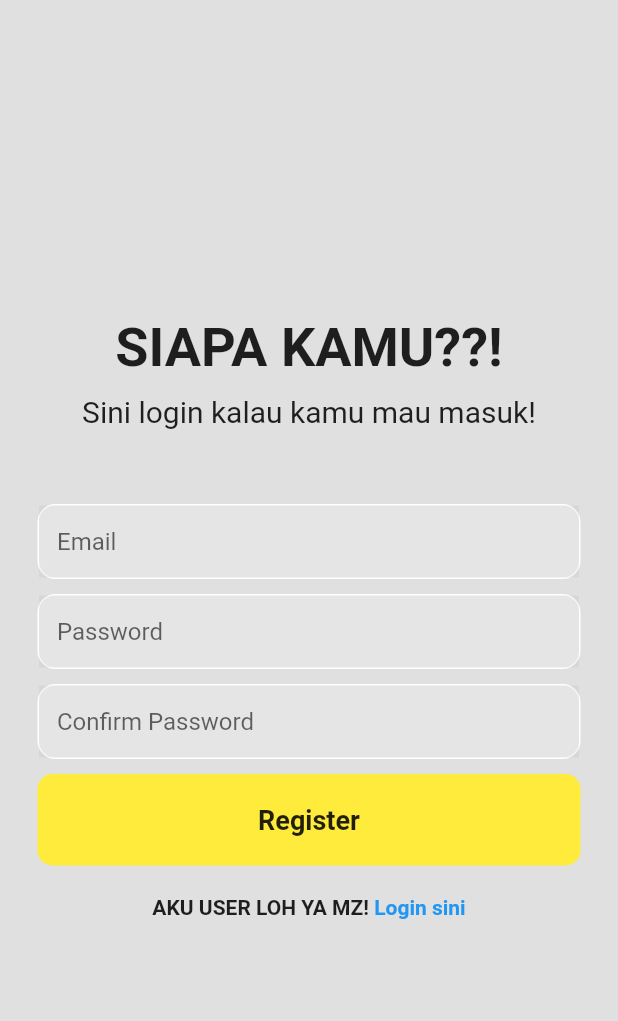
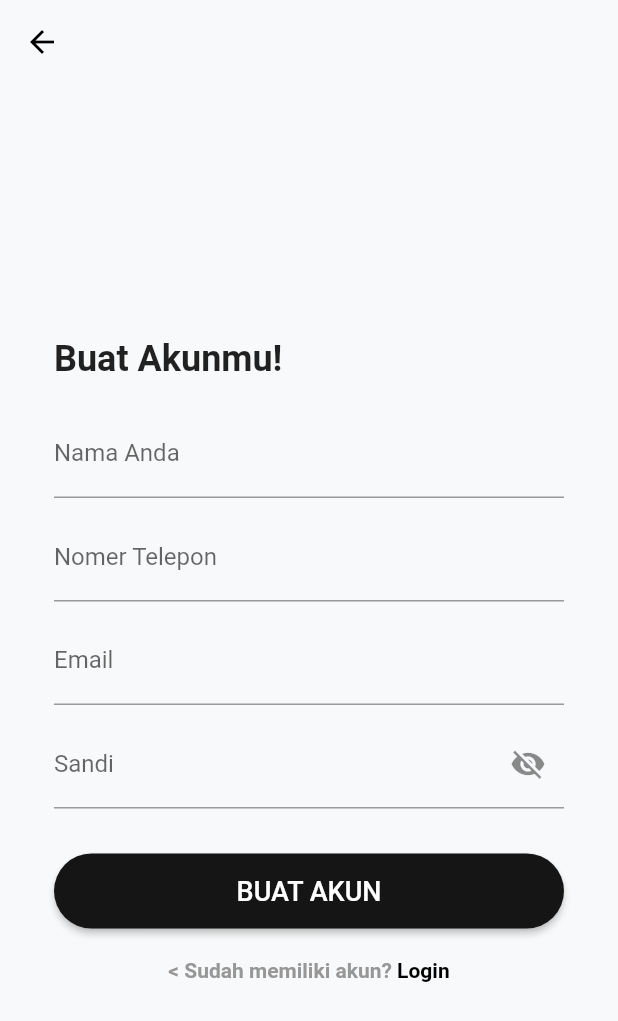
Before and after one commit to Ongghuen/suki-mobile, a Flutter app: the RegisterPage screen opened directly, on a phone screen of 412 x 824 dp. Shown: the top 1021 px of the screen. Run offline on Flutter 3.47's test engine with Material 2 defaults, Android fonts, the phone set to English and light mode, and no system bars; our stand-ins replace hive, hive_flutter; accounts and stored records are empty.

Commit message:
feat(login&register): update login (#1) and register (#4) ui

```diff
--- a/lib/pages/screens/register_page.dart
+++ b/lib/pages/screens/register_page.dart
@@ -9,26 +9,34 @@ class RegisterPage extends StatefulWidget {
 
 class _RegisterPageState extends State<RegisterPage> {
   // controllers
+  final _usernameController = TextEditingController();
+  final _noTelpController = TextEditingController();
   final _emailController = TextEditingController();
   final _passController = TextEditingController();
-  final _confirmPassController = TextEditingController();
+  bool _hidePass = true;
 
   @override
   void dispose() {
     // TODO: implement dispose
+    _usernameController.dispose();
+    _noTelpController.dispose();
     _emailController.dispose();
     _passController.dispose();
-    _confirmPassController.dispose();
     super.dispose();
   }
 
   @override
   Widget build(BuildContext context) {
     return Scaffold(
-      backgroundColor: Colors.grey[300],
+        appBar: AppBar(leading: IconButton(icon: const Icon(Icons.arrow_back), color:
+            Colors.black, onPressed: () => Navigator.pop(context),), backgroundColor:
+          const Color(0xFFF8F9FA),elevation: 0),
+      backgroundColor: const Color(0xFFF8F9FA),
       body: SafeArea(
         child: Center(
           child: SingleChildScrollView(
+            child: Padding(
+              padding: const EdgeInsets.symmetric(horizontal: 36.0),
               child: Column(
                 mainAxisAlignment: MainAxisAlignment.center,
                 children: [
@@ -37,46 +45,28 @@ class _RegisterPageState extends State<RegisterPage> {
                   //   size: 100,
                   // ),
                   // text di atas
-                const Text(
-                  "SIAPA KAMU??!",
-                  style: TextStyle(fontWeight: FontWeight.bold, fontSize: 36),
+                  Row(
+                    mainAxisAlignment: MainAxisAlignment.start,
+                    children: const [
+                      Text(
+                        "Buat Akunmu!",
+                        style: TextStyle(
+                            fontWeight: FontWeight.bold, fontSize: 24),
+                      ),
+                    ],
                   ),
 
                   // sized box cuma buat margin, idk any alternatives
                   const SizedBox(
-                  height: 10,
-                ),
-                const Padding(
-                  padding: EdgeInsets.symmetric(horizontal: 25),
-                  child: Text(
-                    "Sini login kalau kamu mau masuk!",
-                    style: TextStyle(
-                      fontSize: 20,
-                    ),
-                    textAlign: TextAlign.center,
-                  ),
-                ),
-
-                //
-                const SizedBox(
-                  height: 50,
+                    height: 20,
                   ),
 
                   // ini input text atau form
-                Padding(
-                  padding: const EdgeInsets.symmetric(horizontal: 25),
-                  child: Container(
-                    decoration: BoxDecoration(
-                        color: Colors.grey[200],
-                        border: Border.all(color: Colors.white),
-                        borderRadius: BorderRadius.circular(12)),
-                    child: TextField(
-                      controller: _emailController,
+                  TextField(
+                    controller: _usernameController,
                     decoration: const InputDecoration(
-                          border: InputBorder.none,
-                          hintText: 'Email',
-                          filled: true),
-                    ),
+                      border: UnderlineInputBorder(),
+                      labelText: 'Nama Anda',
                     ),
                   ),
 
@@ -85,21 +75,25 @@ class _RegisterPageState extends State<RegisterPage> {
                   ),
 
                   // ini input text atau form
-                Padding(
-                  padding: const EdgeInsets.symmetric(horizontal: 25),
-                  child: Container(
-                    decoration: BoxDecoration(
-                        color: Colors.grey[200],
-                        border: Border.all(color: Colors.white),
-                        borderRadius: BorderRadius.circular(12)),
-                    child: TextField(
-                      controller: _passController,
-                      obscureText: true,
+                  TextField(
+                    controller: _noTelpController,
                     decoration: const InputDecoration(
-                          border: InputBorder.none,
-                          hintText: 'Password',
-                          filled: true),
+                      border: UnderlineInputBorder(),
+                      labelText: 'Nomer Telepon',
                     ),
+                  ),
+                  //
+                  const SizedBox(
+                    height: 10,
+                  ),
+                  //
+
+                  // ini input text atau form
+                  TextField(
+                    controller: _emailController,
+                    decoration: const InputDecoration(
+                      border: UnderlineInputBorder(),
+                      labelText: 'Email',
                     ),
                   ),
 
@@ -109,45 +103,42 @@ class _RegisterPageState extends State<RegisterPage> {
                   ),
                   //
 
-                // ini input text atau form
-                Padding(
-                  padding: const EdgeInsets.symmetric(horizontal: 25),
-                  child: Container(
-                    decoration: BoxDecoration(
-                        color: Colors.grey[200],
-                        border: Border.all(color: Colors.white),
-                        borderRadius: BorderRadius.circular(12)),
-                    child: TextField(
-                      controller: _confirmPassController,
-                      obscureText: true,
-                      decoration: const InputDecoration(
-                          border: InputBorder.none,
-                          hintText: 'Confirm Password',
-                          filled: true),
-                    ),
-                  ),
+                  TextField(
+                    obscureText: _hidePass,
+                    controller: _passController,
+                    decoration: InputDecoration(
+                        border: const UnderlineInputBorder(),
+                        labelText: 'Sandi',
+                        suffixIcon: IconButton(
+                          icon: Icon(_hidePass
+                              ? Icons.visibility_off
+                              : Icons.visibility),
+                          onPressed: () {
+                            setState(() {
+                              _hidePass = !_hidePass;
+                            });
+                          },
+                        )),
                   ),
 
                   //
                   const SizedBox(
-                  height: 10,
+                    height: 30,
                   ),
+
                   //
-
-                Padding(
-                  padding: const EdgeInsets.symmetric(horizontal: 25),
+                  SizedBox(
+                    width: double.infinity,
+                    height: 50,
                     child: GestureDetector(
-                    child: Container(
-                      padding: const EdgeInsets.all(20),
-                      decoration: BoxDecoration(
-                          color: Colors.yellow[500],
-                          borderRadius: BorderRadius.circular(10)),
-                      child: const Center(
-                          child: Text(
-                        "Register",
-                        style: TextStyle(
-                            fontWeight: FontWeight.bold, fontSize: 18),
-                      )),
+                      child: ElevatedButton(
+                        style: ElevatedButton.styleFrom(
+                            shape: RoundedRectangleBorder(
+                                borderRadius: BorderRadius.circular(30)),
+                            backgroundColor: const Color(0xFF151515)),
+                        child: const Text("BUAT AKUN",
+                            style: TextStyle(fontSize: 18)),
+                        onPressed: () async {},
                       ),
                     ),
                   ),
@@ -160,10 +151,10 @@ class _RegisterPageState extends State<RegisterPage> {
                     mainAxisAlignment: MainAxisAlignment.center,
                     children: [
                       const Text(
-                      "AKU USER LOH YA MZ! ",
+                        "< Sudah memiliki akun? ",
                         style: TextStyle(
                             fontWeight: FontWeight.bold,
-                      ),
+                            color: Color(0xFF979797)),
                       ),
 
                       //
@@ -172,9 +163,9 @@ class _RegisterPageState extends State<RegisterPage> {
                           Navigator.pop(context);
                         },
                         child: const Text(
-                        "Login sini",
+                          "Login",
                           style: TextStyle(
-                            fontWeight: FontWeight.bold, color: Colors.blue),
+                              fontWeight: FontWeight.bold, color: Colors.black),
                         ),
                       )
                     ],
@@ -184,6 +175,7 @@ class _RegisterPageState extends State<RegisterPage> {
             ),
           ),
         ),
+      ),
     );
   }
 }
```
Also changed, not shown: lib/pages/screens/login_page.dart (+72 -86 lines). Lines whose indentation alone changed are shown as unchanged.
